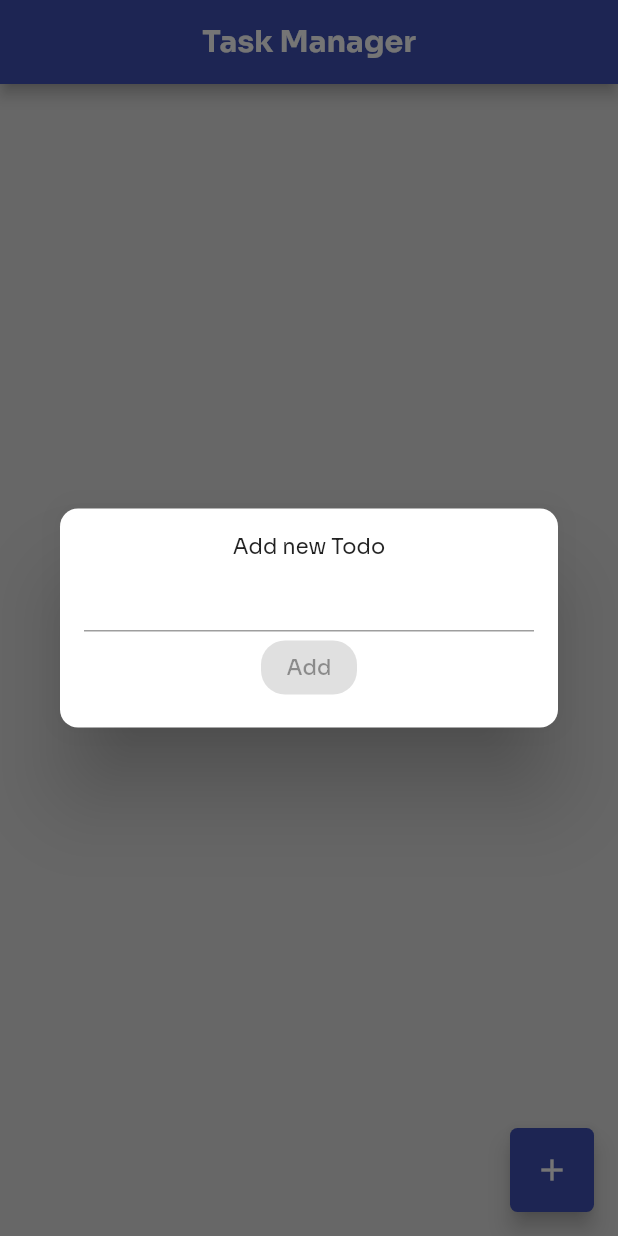
After one commit to asheyacasey/YUSON_ASHEYA_todos, a Flutter app: the screen it shows after launch, after a tap on the "add" icon, on a phone screen of 412 x 824 dp. The commit adds this screen. Run offline on Flutter 3.47's test engine with Material 2 defaults, Android fonts, the phone set to English and light mode, and no system bars; our stand-ins replace google_fonts; missing offline and left inert: simple_moment.

Commit message:
added new changes

```diff
--- a/lib/main.dart
+++ b/lib/main.dart
@@ -1,5 +1,5 @@
 import 'package:flutter/material.dart';
-import 'package:my_todo_app/app.dart';
+import 'package:my_todo_app/src/app.dart';
 
 void main() async {
   runApp(const MyApp());
--- a/lib/app.dart
+++ b/lib/src/app.dart
@@ -1,6 +1,6 @@
 import 'package:flutter/material.dart';
 import 'package:google_fonts/google_fonts.dart';
-import 'package:my_todo_app/screens/home.dart';
+import 'package:my_todo_app/src/screens/todos/todo_screen.dart';
 
 class MyApp extends StatelessWidget {
   const MyApp ({
@@ -10,12 +10,12 @@ class MyApp extends StatelessWidget {
   Widget build(BuildContext context) {
     return MaterialApp(
       theme: ThemeData(
-        textTheme: GoogleFonts.nunitoSansTextTheme(
+        textTheme: GoogleFonts.soraTextTheme(
           Theme.of(context).textTheme,
         )
       ),
       debugShowCheckedModeBanner: false,
-      home: const HomeScreen(),
+      home: const TodoScreen(),
     );
   }
 }
--- /dev/null
+++ b/lib/src/controllers/todo_controller.dart
@@ -0,0 +1,29 @@
+import 'package:flutter/material.dart';
+
+import '../screens/todos/todo_model.dart';
+
+class TodoController with ChangeNotifier {
+  List<Todo> data = [];
+
+  toggleDone(Todo todo) {
+    todo.toggleDone();
+    notifyListeners();
+  }
+
+  addTodo(Todo todo) {
+    data.add(todo);
+    notifyListeners();
+  }
+
+  removeTodo(Todo toBeDeleted) {
+    data.remove(toBeDeleted);
+    notifyListeners();
+  }
+
+  updateTodo(Todo todo, String newDetails) {
+    todo.updateDetails(newDetails);
+    notifyListeners();
+  }
+
+
+}
--- /dev/null
+++ b/lib/src/screens/todos/todo_screen.dart
@@ -0,0 +1,128 @@
+import 'package:flutter/material.dart';
+import 'package:my_todo_app/src/screens/todos/todo_model.dart';
+import 'package:my_todo_app/src/screens/todos/widgets/input_widget.dart';
+import 'package:my_todo_app/src/screens/todos/widgets/todo_card.dart';
+import 'package:my_todo_app/src/controllers/todo_controller.dart';
+
+
+class TodoScreen extends StatefulWidget {
+  const TodoScreen({Key? key}) : super(key: key);
+
+  @override
+  State<TodoScreen> createState() => _TodoScreenState();
+}
+
+class _TodoScreenState extends State<TodoScreen> {
+  final TodoController _todoController = TodoController();
+  final ScrollController _sc = ScrollController();
+
+
+  @override
+  Widget build(BuildContext context) {
+    return Scaffold(
+      appBar: AppBar(
+        centerTitle:true,
+        title: const Text('Task Manager',
+          style: TextStyle(fontWeight: FontWeight.bold, ),
+        ),
+        backgroundColor: const Color(0xff3f51b5),
+      ),
+      floatingActionButton: FloatingActionButton(
+          shape:  const RoundedRectangleBorder(
+            borderRadius: BorderRadius.all(Radius.circular(5.0)),
+          ),
+        backgroundColor: const Color(0xff3f51b5),
+        child: const Icon(Icons.add),
+        onPressed: () {
+          showAddDialog(context);
+        },
+      ),
+      backgroundColor: Colors.grey[300],
+      body: SafeArea(
+        child: AnimatedBuilder(
+          animation: _todoController,
+          builder: (context, Widget? w) {
+            return Padding(
+              padding: const EdgeInsets.all(12.0),
+              child: Column(
+                children: [
+                  Expanded(
+                    child: Scrollbar(
+                      controller: _sc,
+                      thumbVisibility: true,
+                      child: SingleChildScrollView(
+                        padding: const EdgeInsets.all(12.0),
+                        controller: _sc,
+                        child: Column(
+                          children: [
+                            for (Todo todo in _todoController.data)
+                              TodoCard(
+                                margin: const EdgeInsets.symmetric(vertical: 8),
+                                todo: todo,
+                                onTap: () {
+                                  _todoController.toggleDone(todo);
+
+                                },
+                                onErase: () {
+                                  _todoController.removeTodo(todo);
+                                },
+                                onLongPress: () {
+                                  _todoController.updateTodo(todo, todo.details);
+                                  showEditDialog(context, todo);
+                                },
+
+                              )
+                          ],
+                        ),
+                      ),
+                    ),
+                  ),
+                ],
+              ),
+            );
+          },
+        ),
+      ),
+    );
+  }
+
+  showAddDialog(BuildContext context) async {
+    Todo? result = await showDialog<Todo>(
+        context: context,
+        //if you don't want issues on navigator.pop, rename the context in the builder to something other than context
+        builder: (dContext) {
+          return const Dialog(
+            shape: RoundedRectangleBorder(
+              borderRadius: BorderRadius.all(
+                Radius.circular(12.0),
+              ),
+            ),
+            child: InputWidget(),
+          );
+        });
+    if (result != null) {
+      _todoController.addTodo(result);
+    }
+  }
+
+  showEditDialog(BuildContext context, Todo todo) async {
+    Todo? result = await showDialog<Todo>(
+        context: context,
+        //if you don't want issues on navigator.pop, rename the context in the builder to something other than context
+        builder: (dContext) {
+          return Dialog(
+            shape: const RoundedRectangleBorder(
+              borderRadius: BorderRadius.all(
+                Radius.circular(16.0),
+              ),
+            ),
+            child: InputWidget(
+              current: todo.details,
+            ),
+          );
+        });
+    if (result != null) {
+      _todoController.updateTodo(todo, result.details);
+    }
+  }
+}
--- /dev/null
+++ b/lib/src/screens/todos/widgets/input_widget.dart
@@ -0,0 +1,72 @@
+import 'package:flutter/material.dart';
+
+import '../todo_model.dart';
+
+class InputWidget extends StatefulWidget {
+  final String? current;
+
+  const InputWidget({this.current, Key? key}) : super(key: key);
+
+  @override
+  State<InputWidget> createState() => _InputWidgetState();
+}
+
+class _InputWidgetState extends State<InputWidget> {
+  final TextEditingController _tCon = TextEditingController();
+
+  String? get current => widget.current;
+
+  @override
+  void initState() {
+    if (current != null) _tCon.text = current as String;
+    super.initState();
+  }
+
+  final _formKey = GlobalKey<FormState>();
+
+  @override
+  Widget build(BuildContext context) {
+    return Padding(
+      padding: const EdgeInsets.all(16),
+      child: Form(
+        key: _formKey,
+        onChanged: () {
+          _formKey.currentState?.validate();
+          setState(() {});
+        },
+        child: Column(
+          mainAxisSize: MainAxisSize.min,
+          children: [
+            Text(current != null ? 'Edit Todo' : 'Add new Todo'),
+            TextFormField(
+              controller: _tCon,
+              validator: (value) {
+                if (value == null || value.isEmpty) {
+                  return 'Please enter some text';
+                }
+                return null;
+              },
+            ),
+            ElevatedButton(
+              onPressed: (_formKey.currentState?.validate() ?? false)
+                  ? () {
+                if (_formKey.currentState?.validate() ?? false) {
+                  Navigator.of(context).pop(Todo(details: _tCon.text));
+                }
+              }
+                  : null,
+              style: ElevatedButton.styleFrom(
+                  shape: RoundedRectangleBorder(
+                    borderRadius: BorderRadius.circular(16.0),
+                  ),
+                  primary: (_formKey.currentState?.validate() ?? false)
+                      ? const Color(0xff3f51b5)
+                      : Colors.grey),
+              child: Text(current != null ? 'Edit' : 'Add'),
+            )
+          ],
+        ),
+      ),
+    );
+  }
+}
```
Also changed, not shown: lib/screens/home.dart (deleted, +0 -167 lines), lib/src/screens/todos/todo_model.dart (added, +25 -0 lines), lib/src/screens/todos/widgets/todo_card.dart (added, +107 -0 lines), pubspec.yaml (+11 -60 lines), pubspec.lock.
